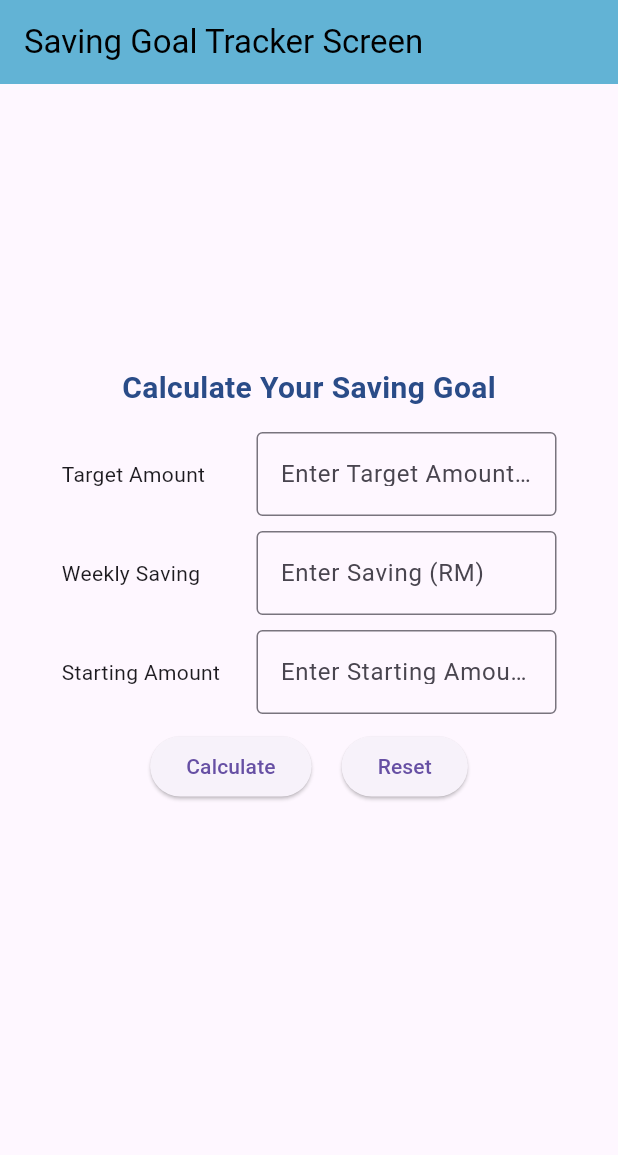
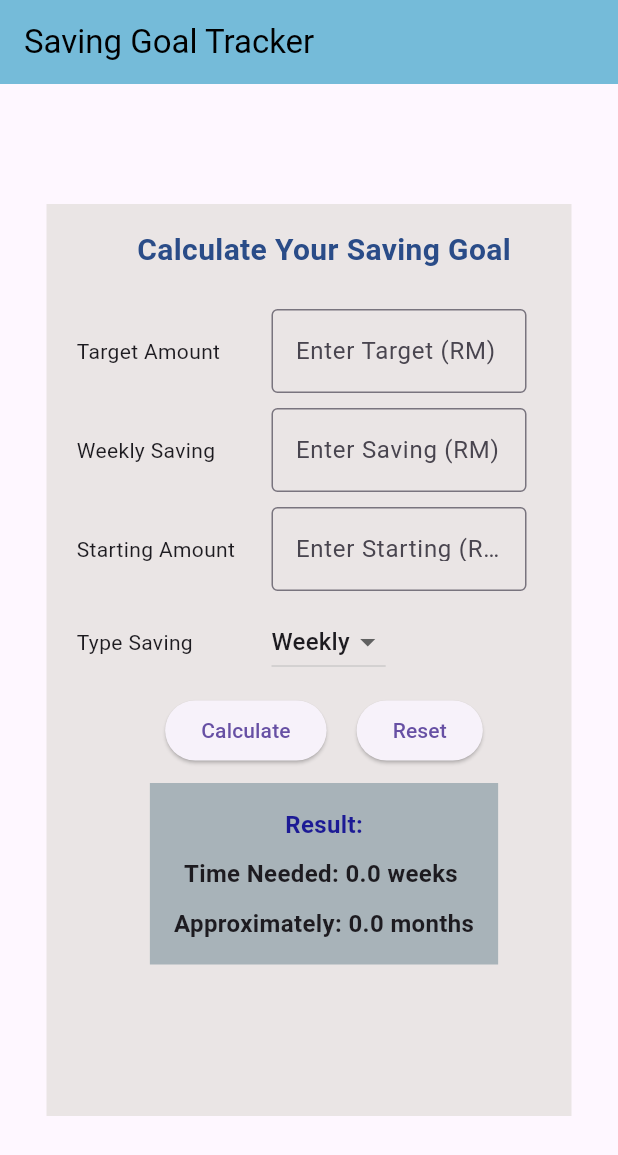
Before and after one commit to sunflower4life/Saving-Goal-Tracker-App, a Flutter app: the screen it shows after launch, after a tap on "Calculate", on a phone screen of 412 x 824 dp. Shown: the top 1155 px of the screen. Run offline on Flutter 3.47's test engine with Material 3 defaults, Android fonts, the phone set to English and light mode, and no system bars.

Commit message:
add container

```diff
--- a/lib/sgtCalcScreen.dart
+++ b/lib/sgtCalcScreen.dart
@@ -15,16 +15,28 @@ class _SGTCalcScreenState extends State<SGTCalcScreen> {
   TextEditingController savingPerWeekController = TextEditingController();
   TextEditingController startingAmountController = TextEditingController();
 
+  double weeksNeeded =0;
+  double monthsNeeded =0;
+
+  FocusNode targetFocusNode = FocusNode();
+
   @override
   Widget build(BuildContext context) {
     return Scaffold(
       appBar: AppBar(
-        title: Text("Saving Goal Tracker Screen" , style: TextStyle(color: Colors.black),),
-        backgroundColor: const Color.fromARGB(255, 98, 179, 213),
+        title: Text("Saving Goal Tracker" , style: TextStyle(color: Colors.black),),
+        backgroundColor: const Color.fromARGB(255, 117, 187, 217),
       ),
       body:Center(
         child: Container(
-          padding: const EdgeInsets.fromLTRB(10, 0, 10, 100),
+          padding: const EdgeInsets.fromLTRB(20, 16, 0 , 100),
+          //padding: const EdgeInsets.all(40.0),
+          //margin: const EdgeInsets.all(40.0),
+          margin: const EdgeInsets.fromLTRB(16, 80, 16, 80),
+          decoration: BoxDecoration(
+            color: const Color.fromARGB(255, 234, 229, 229),
+          ),
+
           width: 350,
           child: Column(
             mainAxisAlignment: MainAxisAlignment.center,
@@ -35,19 +47,19 @@ class _SGTCalcScreenState extends State<SGTCalcScreen> {
                 fontWeight: FontWeight.bold,
                 color: const Color.fromARGB(255, 42, 76, 136),
               ),),
-              SizedBox(height: 15),
+              SizedBox(height: 25),
               Row(
                 children: [
                   //User enter target amount
                   SizedBox(width: 130, child: Text('Target Amount')),
                   SizedBox(
-                    width: 200,
+                    width: 170,
                     child: TextField(
                       controller: targetAmountController,
                       keyboardType: TextInputType.number,
                       decoration: InputDecoration(
                         border: OutlineInputBorder(),
-                        labelText: 'Enter Target Amount (RM)',
+                        labelText: 'Enter Target (RM)',
                       ),
                     ),
                   ),
@@ -59,7 +71,7 @@ class _SGTCalcScreenState extends State<SGTCalcScreen> {
                   //User enter amount saving/week
                   SizedBox(width: 130, child: Text('Weekly Saving')), //width 130 jarak antara kotak dengan title(text)
                   SizedBox(
-                    width: 200,
+                    width: 170,
                     child: TextField(
                       controller: savingPerWeekController,
                       keyboardType: TextInputType.number,
@@ -77,13 +89,13 @@ class _SGTCalcScreenState extends State<SGTCalcScreen> {
                   //User enter starting amount
                   SizedBox(width: 130, child: Text('Starting Amount')),//width 130 jarak antara kotak dengan title(text)
                   SizedBox(
-                    width: 200,
+                    width: 170,
                     child: TextField(
-                      controller: targetAmountController,
+                      controller: startingAmountController,
                       keyboardType: TextInputType.number,
                       decoration: InputDecoration(
                         border: OutlineInputBorder(),
-                        labelText: 'Enter Starting Amount',
+                        labelText: 'Enter Starting (RM)',
                       ),
                     ),
                   ),
@@ -91,32 +103,153 @@ class _SGTCalcScreenState extends State<SGTCalcScreen> {
               ),
               SizedBox(height:10),
               Row(
+                children: [
+                  const SizedBox(width:130, child: Text('Type Saving')),
+                  DropdownButton<String>(
+                    value: typeSaving,
+                    items: <String>['Weekly','Daily'].map((String value){
+                      return DropdownMenuItem<String>(
+                        value:value,
+                        child: Text(value) ,
+                      );
+                    }).toList(),
+                    onChanged: (String? newValue){
+                      typeSaving = newValue!;
+                      setState(() {});
+                    }
+                  ),
+                ],
+              ),
+              //Calculate and reset button
+              SizedBox(height:10),
+              Row(
                 mainAxisAlignment: MainAxisAlignment.center,
                 children: [
                   //SizedBox(width:10),
-                  ElevatedButton(onPressed: calculateSGT,//call function
-                   child: Text('Calculate'),
+                  ElevatedButton(
+                    onPressed: calculateSGT,
+                    /*style: ElevatedButton.styleFrom(
+                      backgroundColor: const Color.fromARGB(255, 117, 187, 217),
+                      foregroundColor: Colors.white,
+                    ),*///call function
+                    child: Text('Calculate'),
                   ),
                   /*Text('Result...'
                   ),*/
                   SizedBox(height:50 ,width:20),
                   ElevatedButton(
-                    onPressed: (){
-                      setState(() {
-                        savingPerWeekController.clear();
-                        targetAmountController.clear();
-                        startingAmountController.clear();
-                      });
+                    onPressed: () {
+                      //clear all input
+                      savingPerWeekController.clear();
+                      targetAmountController.clear();
+                      startingAmountController.clear();
+
+                      //reset dropdownbutton to default
+                      typeSaving = 'Weekly';
+
+                      //set focus back to first field
+                      FocusScope.of(context).requestFocus(targetFocusNode);
+                      targetFocusNode.requestFocus();
+
+                      //reset all variable
+                      weeksNeeded =0;
+                      monthsNeeded=0;
+
+                      setState((){});
                     },
+                    /*style: ElevatedButton.styleFrom(
+                      backgroundColor: const Color.fromARGB(255, 117, 187, 217),
+                      foregroundColor: Colors.white,
+                    ),*/
                     child:Text('Reset'),
                   ),
                 ],
               ),
+              //untuk display result
+              //SizedBox(height:10),
+              Container(
+                //width: double.infinity,
+                margin: const EdgeInsets.all(10.0),
+                padding: EdgeInsets.all(16.0),
+                decoration: BoxDecoration(
+                  color: const Color.fromARGB(164, 131, 151, 161),
+                ),
+                child: Column(children: [
+                  const Text(
+                    'Result:',
+                    style: TextStyle(
+                      fontSize: 16,
+                      fontWeight: FontWeight.bold,
+                      color: Color.fromARGB(255, 28, 26, 149),
+                    ),
+                  ),
+                  SizedBox(height: 10),
+                  Text(
+                    'Time Needed: ${weeksNeeded.toStringAsFixed(1)} weeks ',
+                    style: TextStyle(
+                      fontSize: 16,
+                      fontWeight: FontWeight.bold,
+                    ),
+                  ),
+                  SizedBox(height: 10),
+                  Text(
+                    'Approximately: ${monthsNeeded.toStringAsFixed(1)} months',
+                      style: TextStyle(
+                      fontSize: 16,
+                      fontWeight: FontWeight.bold,
+                    ),
+                  ),
+                ],),
+              ),
+
             ],
           ),
         ),
       ),
     );
   }
-  void calculateSGT(){}
+  void calculateSGT(){
+    double target = double.tryParse(targetAmountController.text)??0;
+    double starting = double.tryParse(savingPerWeekController.text)??0;
+    double weekSaving = double.tryParse(startingAmountController.text)??0;
+
+    String errorMessage = '';
+    //validate input and show error message
+    //target amount must be >0
+    if(target<=0){
+      setState(() {
+        errorMessage = 'Please enter valid target amount';
+        setState(){
+          weeksNeeded =0;
+          monthsNeeded=0;
+        }
+      });
+      return;
+    }
+    //starting cannot be <0
+    if(starting<0){
+      errorMessage = 'Starting balance cannot be negative';
+      setState((){
+        weeksNeeded =0;
+        monthsNeeded=0;
+      });
+      return;
+    }
+    //no need to save money if starting > target
+    if (starting >= target) {
+      errorMessage = 'Congratulations! You have already reached your goal! 🎉';
+      setState(() {
+        weeksNeeded = 0;
+        monthsNeeded = 0;
+      });
+      return;
+    }
+
+    double amountNeed = target - starting;
+    double savingPerWeek = weekSaving;
+
+    if(typeSaving == 'Weekly'){
+      savingPerWeek = weekSaving;
+    }
+  }
 }
```
